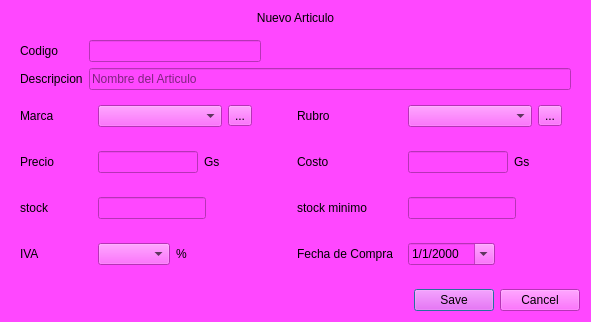
Ing-chuck/Aguara_POS, file src/modules/inventory_manager/additemdialog.ui: the form before one commit.
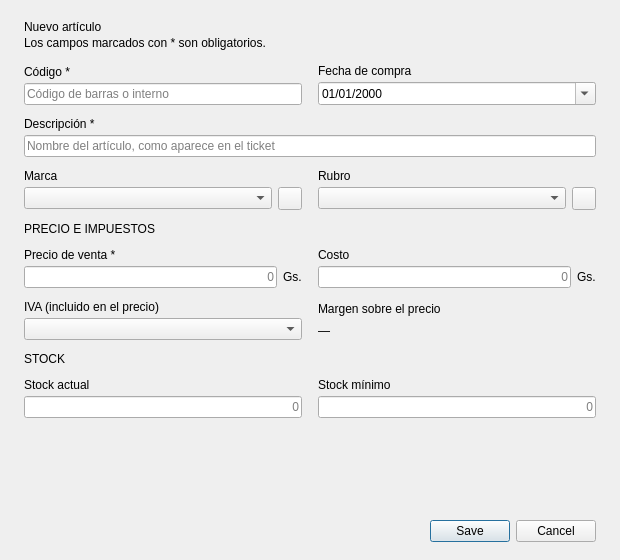
The form after the commit.

```diff
--- a/src/modules/inventory_manager/additemdialog.ui
+++ b/src/modules/inventory_manager/additemdialog.ui
@@ -6,372 +6,478 @@
    <rect>
     <x>0</x>
     <y>0</y>
-    <width>591</width>
-    <height>322</height>
+    <width>620</width>
+    <height>560</height>
    </rect>
   </property>
+  
+  
   <property name="windowTitle">
    <string>Dialog</string>
   </property>
-  <property name="styleSheet">
-   <string notr="true">background: rgb(255, 71, 255)</string>
-  </property>
-  <layout class="QVBoxLayout" name="verticalLayout">
+  
+  
+  <layout class="QVBoxLayout" name="dialogLayout">
+   
+   
+   <property name="spacing">
+    <number>14</number>
+   </property>
+   
+   
+   <property name="leftMargin">
+    <number>24</number>
+   </property>
+   <property name="topMargin">
+    <number>20</number>
+   </property>
+   
+   
+   <property name="rightMargin">
+    <number>24</number>
+   </property>
+   <property name="bottomMargin">
+    <number>18</number>
+   </property>
+   
+   
    <item>
-    <widget class="QLabel" name="label_title">
-     <property name="sizePolicy">
-      <sizepolicy hsizetype="Preferred" vsizetype="Maximum">
-       <horstretch>0</horstretch>
-       <verstretch>0</verstretch>
-      </sizepolicy>
+    <layout class="QVBoxLayout" name="headerLayout">
+     <property name="spacing">
+      <number>2</number>
      </property>
-     <property name="text">
-      <string>Nuevo Articulo</string>
-     </property>
-     <property name="scaledContents">
-      <bool>false</bool>
-     </property>
-     <property name="alignment">
-      <set>Qt::AlignCenter</set>
-     </property>
-     <property name="buddy">
-      <cstring></cstring>
-     </property>
-    </widget>
+     <item>
+      <widget class="QLabel" name="label_title">
+       <property name="text">
+        <string>Nuevo artículo</string>
+       </property>
+       <property name="role" stdset="0">
+        <string notr="true">title</string>
+       </property>
+      </widget>
+     </item>
+     <item>
+      <widget class="QLabel" name="label_subtitle">
+       <property name="text">
+        <string>Los campos marcados con * son obligatorios.</string>
+       </property>
+       <property name="role" stdset="0">
+        <string notr="true">subtitle</string>
+       </property>
+      </widget>
+     </item>
+    </layout>
    </item>
+   
+   
    <item>
-    <widget class="QWidget" name="widget" native="true">
-     <layout class="QGridLayout" name="gridLayout">
-      <item row="8" column="4">
-       <widget class="QLabel" name="label_buyDate">
-        <property name="text">
-         <string>Fecha de Compra</string>
-        </property>
-       </widget>
-      </item>
-      <item row="0" column="1">
-       <widget class="QLabel" name="label_code">
-        <property name="text">
-         <string>Codigo</string>
-        </property>
-       </widget>
-      </item>
-      <item row="7" column="2">
-       <widget class="QWidget" name="widget_7" native="true">
-        <layout class="QHBoxLayout" name="horizontalLayout_6">
+    <layout class="QGridLayout" name="formGrid">
+     <property name="horizontalSpacing">
+      <number>16</number>
+     </property>
+     <property name="verticalSpacing">
+      <number>12</number>
+     </property>
+     <item row="0" column="0" colspan="1">
+      <layout class="QVBoxLayout" name="codeLayout">
+       <property name="spacing">
+        <number>4</number>
+       </property>
+       <item>
+        <widget class="QLabel" name="label_code">
+         <property name="text">
+          <string>Código *</string>
+         </property>
+         <property name="buddy">
+          <cstring>lineEdit_code</cstring>
+         </property>
+        </widget>
+       </item>
+       <item>
+        <widget class="QLineEdit" name="lineEdit_code">
+         <property name="placeholderText">
+          <string>Código de barras o interno</string>
+         </property>
+        </widget>
+       </item>
+      </layout>
+     </item>
+     <item row="0" column="1" colspan="1">
+      <layout class="QVBoxLayout" name="buyDateLayout">
+       <property name="spacing">
+        <number>4</number>
+       </property>
+       <item>
+        <widget class="QLabel" name="label_buyDate">
+         <property name="text">
+          <string>Fecha de compra</string>
+         </property>
+         <property name="buddy">
+          <cstring>dateEdit</cstring>
+         </property>
+        </widget>
+       </item>
+       <item>
+        <widget class="QDateEdit" name="dateEdit">
+         <property name="displayFormat">
+          <string notr="true">dd/MM/yyyy</string>
+         </property>
+         <property name="calendarPopup">
+          <bool>true</bool>
+         </property>
+        </widget>
+       </item>
+      </layout>
+     </item>
+     <item row="1" column="0" colspan="2">
+      <layout class="QVBoxLayout" name="descriptionLayout">
+       <property name="spacing">
+        <number>4</number>
+       </property>
+       <item>
+        <widget class="QLabel" name="label_description">
+         <property name="text">
+          <string>Descripción *</string>
+         </property>
+         <property name="buddy">
+          <cstring>lineEdit_description</cstring>
+         </property>
+        </widget>
+       </item>
+       <item>
+        <widget class="QLineEdit" name="lineEdit_description">
+         <property name="placeholderText">
+          <string>Nombre del artículo, como aparece en el ticket</string>
+         </property>
+        </widget>
+       </item>
+      </layout>
+     </item>
+     <item row="2" column="0" colspan="1">
+      <layout class="QVBoxLayout" name="brandLayout">
+       <property name="spacing">
+        <number>4</number>
+       </property>
+       <item>
+        <widget class="QLabel" name="label_brand">
+         <property name="text">
+          <string>Marca</string>
+         </property>
+         <property name="buddy">
+          <cstring>comboBox_brand</cstring>
+         </property>
+        </widget>
+       </item>
+       <item>
+        <layout class="QHBoxLayout" name="brandRow">
+         <property name="spacing">
+          <number>6</number>
+         </property>
          <item>
-          <widget class="QLineEdit" name="lineEdit_stock">
-           <property name="inputMask">
-            <string/>
+          <widget class="QComboBox" name="comboBox_brand">
+           <property name="sizePolicy">
+            <sizepolicy hsizetype="Expanding" vsizetype="Fixed">
+             <horstretch>1</horstretch>
+             <verstretch>0</verstretch>
+            </sizepolicy>
            </property>
           </widget>
-         </item>
-         <item>
-          <spacer name="horizontalSpacer_4">
-           <property name="orientation">
-            <enum>Qt::Horizontal</enum>
-           </property>
-           <property name="sizeHint" stdset="0">
-            <size>
-             <width>40</width>
-             <height>20</height>
-            </size>
-           </property>
-          </spacer>
-         </item>
-        </layout>
-       </widget>
-      </item>
-      <item row="7" column="4">
-       <widget class="QLabel" name="label_stockmin">
-        <property name="text">
-         <string>stock minimo</string>
-        </property>
-       </widget>
-      </item>
-      <item row="8" column="5">
-       <widget class="QWidget" name="widget_9" native="true">
-        <layout class="QHBoxLayout" name="horizontalLayout_8">
-         <item>
-          <widget class="QDateEdit" name="dateEdit">
-           <property name="currentSection">
-            <enum>QDateTimeEdit::DaySection</enum>
-           </property>
-           <property name="displayFormat">
-            <string>d/M/yyyy</string>
-           </property>
-           <property name="calendarPopup">
-            <bool>true</bool>
-           </property>
-          </widget>
-         </item>
-         <item>
-          <spacer name="horizontalSpacer_6">
-           <property name="orientation">
-            <enum>Qt::Horizontal</enum>
-           </property>
-           <property name="sizeHint" stdset="0">
-            <size>
-             <width>40</width>
-             <height>20</height>
-            </size>
-           </property>
-          </spacer>
-         </item>
-        </layout>
-       </widget>
-      </item>
-      <item row="4" column="5">
-       <widget class="QWidget" name="widget_6" native="true">
-        <layout class="QHBoxLayout" name="horizontalLayout_5">
-         <item>
-          <widget class="QLineEdit" name="lineEdit_cost"/>
-         </item>
-         <item>
-          <widget class="QLabel" name="label_4">
-           <property name="text">
-            <string>Gs</string>
-           </property>
-          </widget>
-         </item>
-         <item>
-          <spacer name="horizontalSpacer_3">
-           <property name="orientation">
-            <enum>Qt::Horizontal</enum>
-           </property>
-           <property name="sizeHint" stdset="0">
-            <size>
-             <width>40</width>
-             <height>20</height>
-            </size>
-           </property>
-          </spacer>
-         </item>
-        </layout>
-       </widget>
-      </item>
-      <item row="4" column="4">
-       <widget class="QLabel" name="label_cost">
-        <property name="text">
-         <string>Costo</string>
-        </property>
-       </widget>
-      </item>
-      <item row="2" column="2">
-       <widget class="QWidget" name="widget_2" native="true">
-        <layout class="QHBoxLayout" name="horizontalLayout">
-         <item>
-          <widget class="QComboBox" name="comboBox_brand"/>
          </item>
          <item>
           <widget class="QToolButton" name="button_modifyBrandTable">
-           <property name="text">
-            <string>...</string>
+           <property name="toolTip">
+            <string>Editar la lista de marcas</string>
+           </property>
+           <property name="autoRaise">
+            <bool>false</bool>
            </property>
           </widget>
          </item>
         </layout>
-       </widget>
-      </item>
-      <item row="2" column="5">
-       <widget class="QWidget" name="widget_3" native="true">
-        <layout class="QHBoxLayout" name="horizontalLayout_2">
+       </item>
+      </layout>
+     </item>
+     <item row="2" column="1" colspan="1">
+      <layout class="QVBoxLayout" name="typeLayout">
+       <property name="spacing">
+        <number>4</number>
+       </property>
+       <item>
+        <widget class="QLabel" name="label_type">
+         <property name="text">
+          <string>Rubro</string>
+         </property>
+         <property name="buddy">
+          <cstring>comboBox_type</cstring>
+         </property>
+        </widget>
+       </item>
+       <item>
+        <layout class="QHBoxLayout" name="typeRow">
+         <property name="spacing">
+          <number>6</number>
+         </property>
          <item>
-          <widget class="QComboBox" name="comboBox_type"/>
+          <widget class="QComboBox" name="comboBox_type">
+           <property name="sizePolicy">
+            <sizepolicy hsizetype="Expanding" vsizetype="Fixed">
+             <horstretch>1</horstretch>
+             <verstretch>0</verstretch>
+            </sizepolicy>
+           </property>
+          </widget>
          </item>
          <item>
           <widget class="QToolButton" name="button_modifyTypeTable">
-           <property name="text">
-            <string>...</string>
+           <property name="toolTip">
+            <string>Editar la lista de rubros</string>
+           </property>
+           <property name="autoRaise">
+            <bool>false</bool>
            </property>
           </widget>
          </item>
         </layout>
-       </widget>
-      </item>
-      <item row="8" column="1">
-       <widget class="QLabel" name="label_vat">
-        <property name="text">
-         <string>IVA</string>
-        </property>
-       </widget>
-      </item>
-      <item row="2" column="1">
-       <widget class="QLabel" name="label_brand">
-        <property name="text">
-         <string>Marca</string>
-        </property>
-       </widget>
-      </item>
-      <item row="4" column="2">
-       <widget class="QWidget" name="widget_5" native="true">
-        <layout class="QHBoxLayout" name="horizontalLayout_4">
+       </item>
+      </layout>
+     </item>
+     <item row="3" column="0" colspan="2">
+      <widget class="QLabel" name="section_price">
+       <property name="text">
+        <string>PRECIO E IMPUESTOS</string>
+       </property>
+       <property name="role" stdset="0">
+        <string notr="true">section</string>
+       </property>
+      </widget>
+     </item>
+     <item row="4" column="0" colspan="1">
+      <layout class="QVBoxLayout" name="priceLayout">
+       <property name="spacing">
+        <number>4</number>
+       </property>
+       <item>
+        <widget class="QLabel" name="label_price">
+         <property name="text">
+          <string>Precio de venta *</string>
+         </property>
+         <property name="buddy">
+          <cstring>lineEdit_price</cstring>
+         </property>
+        </widget>
+       </item>
+       <item>
+        <layout class="QHBoxLayout" name="lineEdit_priceRow">
+         <property name="spacing">
+          <number>6</number>
+         </property>
          <item>
           <widget class="QLineEdit" name="lineEdit_price">
-           <property name="inputMask">
-            <string/>
+           <property name="placeholderText">
+            <string>0</string>
            </property>
+           <property name="alignment">
+            <set>Qt::AlignRight|Qt::AlignVCenter</set>
+           </property>
           </widget>
          </item>
          <item>
-          <widget class="QLabel" name="label_3">
+          <widget class="QLabel" name="lineEdit_price_currency">
            <property name="text">
-            <string>Gs</string>
+            <string>Gs.</string>
            </property>
           </widget>
          </item>
-         <item>
-          <spacer name="horizontalSpacer_2">
-           <property name="orientation">
-            <enum>Qt::Horizontal</enum>
-           </property>
-           <property name="sizeHint" stdset="0">
-            <size>
-             <width>40</width>
-             <height>20</height>
-            </size>
-           </property>
-          </spacer>
-         </item>
         </layout>
-       </widget>
-      </item>
-      <item row="0" column="2">
-       <widget class="QLineEdit" name="lineEdit_code">
-        <property name="inputMask">
-         <string/>
-        </property>
-       </widget>
-      </item>
-      <item row="8" column="2">
-       <widget class="QWidget" name="widget_4" native="true">
-        <layout class="QHBoxLayout" name="horizontalLayout_3">
+       </item>
+      </layout>
+     </item>
+     <item row="4" column="1" colspan="1">
+      <layout class="QVBoxLayout" name="costLayout">
+       <property name="spacing">
+        <number>4</number>
+       </property>
+       <item>
+        <widget class="QLabel" name="label_cost">
+         <property name="text">
+          <string>Costo</string>
+         </property>
+         <property name="buddy">
+          <cstring>lineEdit_cost</cstring>
+         </property>
+        </widget>
+       </item>
+       <item>
+        <layout class="QHBoxLayout" name="lineEdit_costRow">
+         <property name="spacing">
+          <number>6</number>
+         </property>
          <item>
-          <widget class="QComboBox" name="comboBox_vat"/>
-         </item>
-         <item>
-          <widget class="QLabel" name="label_2">
-           <property name="sizePolicy">
-            <sizepolicy hsizetype="Maximum" vsizetype="Preferred">
-             <horstretch>0</horstretch>
-             <verstretch>0</verstretch>
-            </sizepolicy>
+          <widget class="QLineEdit" name="lineEdit_cost">
+           <property name="placeholderText">
+            <string>0</string>
            </property>
-           <property name="text">
-            <string>%</string>
-           </property>
            <property name="alignment">
-            <set>Qt::AlignCenter</set>
+            <set>Qt::AlignRight|Qt::AlignVCenter</set>
            </property>
           </widget>
          </item>
          <item>
-          <spacer name="horizontalSpacer">
-           <property name="orientation">
-            <enum>Qt::Horizontal</enum>
+          <widget class="QLabel" name="lineEdit_cost_currency">
+           <property name="text">
+            <string>Gs.</string>
            </property>
-           <property name="sizeHint" stdset="0">
-            <size>
-             <width>40</width>
-             <height>20</height>
-            </size>
+           <property name="role" stdset="0">
+            <string notr="true">muted</string>
            </property>
-          </spacer>
-         </item>
-        </layout>
-       </widget>
-      </item>
-      <item row="1" column="1">
-       <widget class="QLabel" name="label_description">
-        <property name="text">
-         <string>Descripcion</string>
-        </property>
-       </widget>
-      </item>
-      <item row="2" column="4">
-       <widget class="QLabel" name="label_type">
-        <property name="text">
-         <string>Rubro</string>
-        </property>
-       </widget>
-      </item>
-      <item row="1" column="2" colspan="4">
-       <widget class="QLineEdit" name="lineEdit_description">
-        <property name="placeholderText">
-         <string>Nombre del Articulo</string>
-        </property>
-       </widget>
-      </item>
-      <item row="7" column="5">
-       <widget class="QWidget" name="widget_8" native="true">
-        <layout class="QHBoxLayout" name="horizontalLayout_7">
-         <item>
-          <widget class="QLineEdit" name="lineEdit_stockmin">
-           <property name="inputMask">
-            <string/>
-           </property>
           </widget>
          </item>
-         <item>
-          <spacer name="horizontalSpacer_5">
-           <property name="orientation">
-            <enum>Qt::Horizontal</enum>
-           </property>
-           <property name="sizeHint" stdset="0">
-            <size>
-             <width>40</width>
-             <height>20</height>
-            </size>
-           </property>
-          </spacer>
-         </item>
         </layout>
-       </widget>
-      </item>
-      <item row="4" column="1">
-       <widget class="QLabel" name="label_price">
-        <property name="text">
-         <string>Precio</string>
-        </property>
-       </widget>
-      </item>
-      <item row="7" column="1">
-       <widget class="QLabel" name="label_stock">
-        <property name="text">
-         <string>stock</string>
-        </property>
-       </widget>
-      </item>
-      <item row="2" column="3">
-       <spacer name="horizontalSpacer_7">
-        <property name="orientation">
-         <enum>Qt::Horizontal</enum>
-        </property>
-        <property name="sizeHint" stdset="0">
-         <size>
-          <width>40</width>
-          <height>20</height>
-         </size>
-        </property>
-       </spacer>
-      </item>
-     </layout>
-    </widget>
+       </item>
+      </layout>
+     </item>
+     <item row="5" column="0" colspan="1">
+      <layout class="QVBoxLayout" name="vatLayout">
+       <property name="spacing">
+        <number>4</number>
+       </property>
+       <item>
+        <widget class="QLabel" name="label_vat">
+         <property name="text">
+          <string>IVA (incluido en el precio)</string>
+         </property>
+         <property name="buddy">
+          <cstring>comboBox_vat</cstring>
+         </property>
+        </widget>
+       </item>
+       <item>
+        <widget class="QComboBox" name="comboBox_vat"/>
+       </item>
+      </layout>
+     </item>
+     <item row="5" column="1" colspan="1">
+      <layout class="QVBoxLayout" name="marginLayout">
+       <property name="spacing">
+        <number>4</number>
+       </property>
+       <item>
+        <widget class="QLabel" name="label_marginTitle">
+         <property name="text">
+          <string>Margen sobre el precio</string>
+         </property>
+        </widget>
+       </item>
+       <item>
+        <widget class="QLabel" name="label_margin">
+         <property name="text">
+          <string>—</string>
+         </property>
+         <property name="role" stdset="0">
+          <string notr="true">muted</string>
+         </property>
+        </widget>
+       </item>
+      </layout>
+     </item>
+     <item row="6" column="0" colspan="2">
+      <widget class="QLabel" name="section_stock">
+       <property name="text">
+        <string>STOCK</string>
+       </property>
+       <property name="role" stdset="0">
+        <string notr="true">section</string>
+       </property>
+      </widget>
+     </item>
+     <item row="7" column="0" colspan="1">
+      <layout class="QVBoxLayout" name="stockLayout">
+       <property name="spacing">
+        <number>4</number>
+       </property>
+       <item>
+        <widget class="QLabel" name="label_stock">
+         <property name="text">
+          <string>Stock actual</string>
+         </property>
+         <property name="buddy">
+          <cstring>lineEdit_stock</cstring>
+         </property>
+        </widget>
+       </item>
+       <item>
+        <widget class="QLineEdit" name="lineEdit_stock">
+         <property name="placeholderText">
+          <string>0</string>
+         </property>
+         <property name="alignment">
+          <set>Qt::AlignRight|Qt::AlignVCenter</set>
+         </property>
+        </widget>
+       </item>
+      </layout>
+     </item>
+     <item row="7" column="1" colspan="1">
+      <layout class="QVBoxLayout" name="stockminLayout">
+       <property name="spacing">
+        <number>4</number>
+       </property>
+       <item>
+        <widget class="QLabel" name="label_stockmin">
+         <property name="text">
+          <string>Stock mínimo</string>
+         </property>
+         <property name="buddy">
+          <cstring>lineEdit_stockmin</cstring>
+         </property>
+        </widget>
+       </item>
+       <item>
+        <widget class="QLineEdit" name="lineEdit_stockmin">
+         <property name="placeholderText">
+          <string>0</string>
+         </property>
+         <property name="alignment">
+          <set>Qt::AlignRight|Qt::AlignVCenter</set>
+         </property>
+         <property name="toolTip">
+          <string>Por debajo de esta cantidad el artículo aparece con stock bajo</string>
+         </property>
+        </widget>
+       </item>
+      </layout>
+     </item>
+    </layout>
    </item>
+   
+   
    <item>
-    <widget class="QDialogButtonBox" name="buttonBox">
-     <property name="locale">
-      <locale language="Spanish" country="Paraguay"/>
-     </property>
+    <spacer name="bottomSpacer">
      <property name="orientation">
-      <enum>Qt::Horizontal</enum>
+      <enum>Qt::Vertical</enum>
      </property>
+     <property name="sizeHint" stdset="0">
+      <size>
+       <width>0</width>
+       <height>0</height>
+      </size>
+     </property>
+    </spacer>
+   </item>
+   
+   
+   <item>
+    <widget class="QDialogButtonBox" name="buttonBox">
      <property name="standardButtons">
       <set>QDialogButtonBox::Cancel|QDialogButtonBox::Save</set>
      </property>
     </widget>
    </item>
+   
+  
   </layout>
+  
+ 
  </widget>
  <resources/>
  <connections>
```
Left out of the diff: 84 changed lines with no effect on the pictures.
